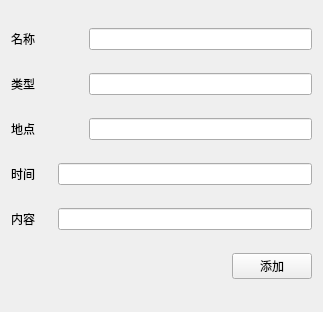
Above: FinalProject/add_log_window.ui from musuwer/QtCourse before the change. Below: the same form after it.
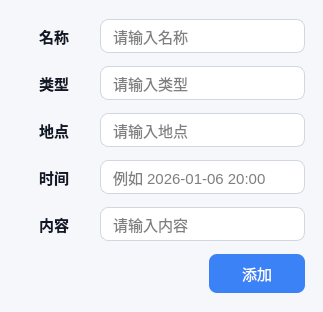
That is the form after the change.

Patch:
```diff
--- a/FinalProject/add_log_window.ui
+++ b/FinalProject/add_log_window.ui
@@ -10,12 +10,84 @@
     <height>312</height>
    </rect>
   </property>
+  <property name="font">
+   <font>
+    <family>Microsoft YaHei UI</family>
+    <pointsize>11</pointsize>
+   </font>
+  </property>
   <property name="windowTitle">
-   <string>Form</string>
+   <string>添加记录</string>
+  </property>
+  <property name="styleSheet">
+   <string notr="true">QWidget#AddLogWindow {
+  background: #F5F7FA;
+}
+QLabel {
+  color: #111827;
+}
+QLineEdit, QTextEdit {
+  background: #FFFFFF;
+  border: 1px solid #D0D7DE;
+  border-radius: 8px;
+  padding: 6px 10px;
+}
+QLineEdit:focus, QTextEdit:focus {
+  border: 1px solid #3B82F6;
+}
+QTextEdit {
+  padding: 8px 10px;
+}
+QPushButton {
+  background: #3B82F6;
+  color: white;
+  border: none;
+  border-radius: 8px;
+  padding: 8px 16px;
+}
+QPushButton:hover {
+  background: #2563EB;
+}
+QPushButton:pressed {
+  background: #1D4ED8;
+}
+QPushButton:disabled {
+  background: #9CA3AF;
+}</string>
   </property>
   <layout class="QGridLayout" name="gridLayout">
+   <property name="leftMargin">
+    <number>18</number>
+   </property>
+   <property name="topMargin">
+    <number>18</number>
+   </property>
+   <property name="rightMargin">
+    <number>18</number>
+   </property>
+   <property name="bottomMargin">
+    <number>18</number>
+   </property>
+   <property name="spacing">
+    <number>12</number>
+   </property>
    <item row="0" column="0">
     <layout class="QHBoxLayout" name="horizontalLayout">
+     <property name="spacing">
+      <number>10</number>
+     </property>
+     <property name="leftMargin">
+      <number>0</number>
+     </property>
+     <property name="topMargin">
+      <number>0</number>
+     </property>
+     <property name="rightMargin">
+      <number>0</number>
+     </property>
+     <property name="bottomMargin">
+      <number>0</number>
+     </property>
      <item>
       <widget class="QLabel" name="label">
        <property name="minimumSize">
@@ -24,18 +96,34 @@
          <height>0</height>
         </size>
        </property>
-       <property name="styleSheet">
-        <string notr="true">font: 12pt "宋体";</string>
+       <property name="font">
+        <font>
+         <family>Microsoft YaHei UI</family>
+         <pointsize>11</pointsize>
+         <bold>true</bold>
+        </font>
        </property>
        <property name="text">
         <string>名称</string>
        </property>
+       <property name="alignment">
+        <set>Qt::AlignmentFlag::AlignCenter</set>
+       </property>
       </widget>
      </item>
      <item>
       <widget class="QLineEdit" name="book_name_lineEdit">
-       <property name="styleSheet">
-        <string notr="true">font: 12pt "宋体";</string>
+       <property name="minimumSize">
+        <size>
+         <width>0</width>
+         <height>32</height>
+        </size>
+       </property>
+       <property name="placeholderText">
+        <string>请输入名称</string>
+       </property>
+       <property name="clearButtonEnabled">
+        <bool>true</bool>
        </property>
       </widget>
      </item>
@@ -43,6 +131,21 @@
    </item>
    <item row="1" column="0">
     <layout class="QHBoxLayout" name="horizontalLayout_2">
+     <property name="spacing">
+      <number>10</number>
+     </property>
+     <property name="leftMargin">
+      <number>0</number>
+     </property>
+     <property name="topMargin">
+      <number>0</number>
+     </property>
+     <property name="rightMargin">
+      <number>0</number>
+     </property>
+     <property name="bottomMargin">
+      <number>0</number>
+     </property>
      <item>
       <widget class="QLabel" name="label_2">
        <property name="minimumSize">
@@ -51,18 +154,34 @@
          <height>0</height>
         </size>
        </property>
-       <property name="styleSheet">
-        <string notr="true">font: 12pt "宋体";</string>
+       <property name="font">
+        <font>
+         <family>Microsoft YaHei UI</family>
+         <pointsize>11</pointsize>
+         <bold>true</bold>
+        </font>
        </property>
        <property name="text">
         <string>类型</string>
        </property>
+       <property name="alignment">
+        <set>Qt::AlignmentFlag::AlignCenter</set>
+       </property>
       </widget>
      </item>
      <item>
       <widget class="QLineEdit" name="author_lineEdit">
-       <property name="styleSheet">
-        <string notr="true">font: 12pt "宋体";</string>
+       <property name="minimumSize">
+        <size>
+         <width>0</width>
+         <height>32</height>
+        </size>
+       </property>
+       <property name="placeholderText">
+        <string>请输入类型</string>
+       </property>
+       <property name="clearButtonEnabled">
+        <bool>true</bool>
        </property>
       </widget>
      </item>
@@ -70,6 +189,21 @@
    </item>
    <item row="2" column="0">
     <layout class="QHBoxLayout" name="horizontalLayout_3">
+     <property name="spacing">
+      <number>10</number>
+     </property>
+     <property name="leftMargin">
+      <number>0</number>
+     </property>
+     <property name="topMargin">
+      <number>0</number>
+     </property>
+     <property name="rightMargin">
+      <number>0</number>
+     </property>
+     <property name="bottomMargin">
+      <number>0</number>
+     </property>
      <item>
       <widget class="QLabel" name="label_3">
        <property name="minimumSize">
@@ -78,18 +212,34 @@
          <height>0</height>
         </size>
        </property>
-       <property name="styleSheet">
-        <string notr="true">font: 12pt "宋体";</string>
+       <property name="font">
+        <font>
+         <family>Microsoft YaHei UI</family>
+         <pointsize>11</pointsize>
+         <bold>true</bold>
+        </font>
        </property>
        <property name="text">
         <string>地点</string>
        </property>
+       <property name="alignment">
+        <set>Qt::AlignmentFlag::AlignCenter</set>
+       </property>
       </widget>
      </item>
      <item>
       <widget class="QLineEdit" name="publish_company_lineEdit">
-       <property name="styleSheet">
-        <string notr="true">font: 12pt "宋体";</string>
+       <property name="minimumSize">
+        <size>
+         <width>0</width>
+         <height>32</height>
+        </size>
+       </property>
+       <property name="placeholderText">
+        <string>请输入地点</string>
+       </property>
+       <property name="clearButtonEnabled">
+        <bool>true</bool>
        </property>
       </widget>
      </item>
@@ -97,20 +247,57 @@
    </item>
    <item row="3" column="0">
     <layout class="QHBoxLayout" name="horizontalLayout_4">
+     <property name="spacing">
+      <number>10</number>
+     </property>
+     <property name="leftMargin">
+      <number>0</number>
+     </property>
+     <property name="topMargin">
+      <number>0</number>
+     </property>
+     <property name="rightMargin">
+      <number>0</number>
+     </property>
+     <property name="bottomMargin">
+      <number>0</number>
+     </property>
      <item>
       <widget class="QLabel" name="label_4">
-       <property name="styleSheet">
-        <string notr="true">font: 12pt "宋体";</string>
+       <property name="minimumSize">
+        <size>
+         <width>72</width>
+         <height>0</height>
+        </size>
+       </property>
+       <property name="font">
+        <font>
+         <family>Microsoft YaHei UI</family>
+         <pointsize>11</pointsize>
+         <bold>true</bold>
+        </font>
        </property>
        <property name="text">
         <string>时间     </string>
        </property>
+       <property name="alignment">
+        <set>Qt::AlignmentFlag::AlignRight|Qt::AlignmentFlag::AlignTrailing|Qt::AlignmentFlag::AlignVCenter</set>
+       </property>
       </widget>
      </item>
      <item>
       <widget class="QLineEdit" name="publish_date_lineEdit">
-       <property name="styleSheet">
-        <string notr="true">font: 12pt "宋体";</string>
+       <property name="minimumSize">
+        <size>
+         <width>0</width>
+         <height>32</height>
+        </size>
+       </property>
+       <property name="placeholderText">
+        <string>例如 2026-01-06 20:00</string>
+       </property>
+       <property name="clearButtonEnabled">
+        <bool>true</bool>
        </property>
       </widget>
      </item>
@@ -118,20 +305,57 @@
    </item>
    <item row="4" column="0">
     <layout class="QHBoxLayout" name="horizontalLayout_5">
+     <property name="spacing">
+      <number>10</number>
+     </property>
+     <property name="leftMargin">
+      <number>0</number>
+     </property>
+     <property name="topMargin">
+      <number>0</number>
+     </property>
+     <property name="rightMargin">
+      <number>0</number>
+     </property>
+     <property name="bottomMargin">
+      <number>0</number>
+     </property>
      <item>
       <widget class="QLabel" name="label_5">
-       <property name="styleSheet">
-        <string notr="true">font: 12pt "宋体";</string>
+       <property name="minimumSize">
+        <size>
+         <width>72</width>
+         <height>0</height>
+        </size>
+       </property>
+       <property name="font">
+        <font>
+         <family>Microsoft YaHei UI</family>
+         <pointsize>11</pointsize>
+         <bold>true</bold>
+        </font>
        </property>
        <property name="text">
         <string>内容     </string>
        </property>
+       <property name="alignment">
+        <set>Qt::AlignmentFlag::AlignRight|Qt::AlignmentFlag::AlignTrailing|Qt::AlignmentFlag::AlignVCenter</set>
+       </property>
       </widget>
      </item>
      <item>
       <widget class="QLineEdit" name="store_num_lineEdit">
-       <property name="styleSheet">
-        <string notr="true">font: 12pt "宋体";</string>
+       <property name="minimumSize">
+        <size>
+         <width>0</width>
+         <height>32</height>
+        </size>
+       </property>
+       <property name="placeholderText">
+        <string>请输入内容</string>
+       </property>
+       <property name="clearButtonEnabled">
+        <bool>true</bool>
        </property>
       </widget>
      </item>
@@ -139,6 +363,21 @@
    </item>
    <item row="5" column="0">
     <layout class="QHBoxLayout" name="horizontalLayout_6">
+     <property name="spacing">
+      <number>10</number>
+     </property>
+     <property name="leftMargin">
+      <number>0</number>
+     </property>
+     <property name="topMargin">
+      <number>0</number>
+     </property>
+     <property name="rightMargin">
+      <number>0</number>
+     </property>
+     <property name="bottomMargin">
+      <number>0</number>
+     </property>
      <item>
       <spacer name="horizontalSpacer">
        <property name="orientation">
@@ -154,8 +393,11 @@
      </item>
      <item>
       <widget class="QPushButton" name="add_book_pushButton">
-       <property name="styleSheet">
-        <string notr="true">font: 12pt "宋体";</string>
+       <property name="minimumSize">
+        <size>
+         <width>96</width>
+         <height>34</height>
+        </size>
        </property>
        <property name="text">
         <string>添加</string>
```
Left out of the diff: 8 changed lines with no effect on the pictures.
